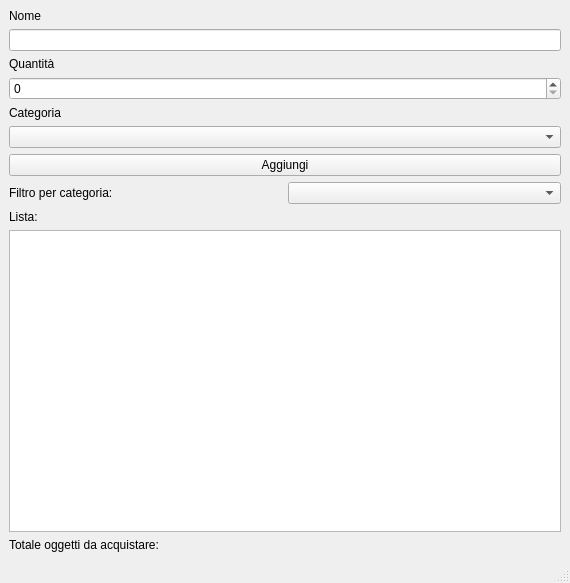
Qt form src/mainwindow.ui (carmenpossidente/ListaDellaSpesa) before a commit.
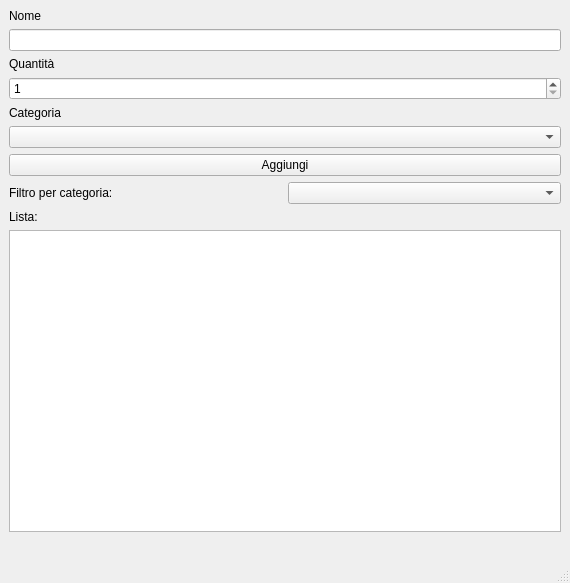
The same form after that commit.

```diff
--- a/src/mainwindow.ui
+++ b/src/mainwindow.ui
@@ -43,7 +43,14 @@
            </widget>
           </item>
           <item>
-           <widget class="QSpinBox" name="spinQuantita"/>
+           <widget class="QSpinBox" name="spinQuantita">
+            <property name="minimum">
+             <number>1</number>
+            </property>
+            <property name="value">
+             <number>1</number>
+            </property>
+           </widget>
           </item>
          </layout>
         </item>
@@ -106,13 +113,6 @@
     </item>
     <item>
      <layout class="QHBoxLayout" name="horizontalLayout_3">
-      <item>
-       <widget class="QLabel" name="label_6">
-        <property name="text">
-         <string>Totale oggetti da acquistare:</string>
-        </property>
-       </widget>
-      </item>
       <item>
        <widget class="QLabel" name="labelTotale">
         <property name="text">
```
